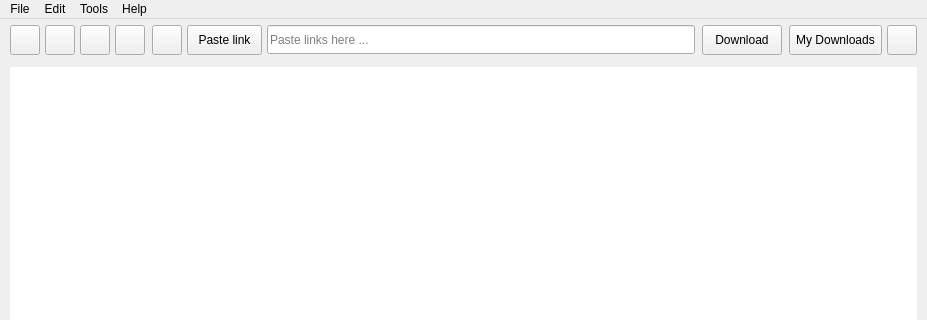
The window that src/gui/mainwindow.ui (aliakseis/LIII) describes before a commit, drawn with Qt 5; both pictures show x 0 to 927 and y 0 to 320 of the 927 by 644 pixel window.
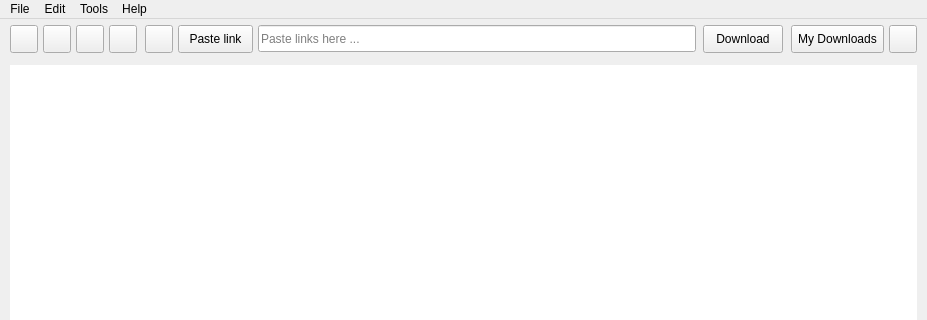
The same window after the commit. Icons and pictures are not drawn. Custom widgets are drawn as their Qt base class.

Patch:
```diff
--- a/src/gui/mainwindow.ui
+++ b/src/gui/mainwindow.ui
@@ -128,13 +128,13 @@
       <property name="minimumSize">
        <size>
         <width>0</width>
-        <height>42</height>
+        <height>40</height>
        </size>
       </property>
       <property name="maximumSize">
        <size>
         <width>16777215</width>
-        <height>42</height>
+        <height>40</height>
        </size>
       </property>
       <property name="styleSheet">
@@ -160,14 +160,14 @@
         <widget class="QToolButton" name="startButton">
          <property name="minimumSize">
           <size>
-           <width>30</width>
-           <height>30</height>
+           <width>28</width>
+           <height>28</height>
           </size>
          </property>
          <property name="maximumSize">
           <size>
-           <width>30</width>
-           <height>30</height>
+           <width>28</width>
+           <height>28</height>
           </size>
          </property>
          <property name="toolTip">
@@ -205,14 +205,14 @@
          </property>
          <property name="minimumSize">
           <size>
-           <width>30</width>
-           <height>30</height>
+           <width>28</width>
+           <height>28</height>
           </size>
          </property>
          <property name="maximumSize">
           <size>
-           <width>30</width>
-           <height>30</height>
+           <width>28</width>
+           <height>28</height>
           </size>
          </property>
          <property name="baseSize">
@@ -256,14 +256,14 @@
         <widget class="QToolButton" name="stopButton">
          <property name="minimumSize">
           <size>
-           <width>30</width>
-           <height>30</height>
+           <width>28</width>
+           <height>28</height>
           </size>
          </property>
          <property name="maximumSize">
           <size>
-           <width>30</width>
-           <height>30</height>
+           <width>28</width>
+           <height>28</height>
           </size>
          </property>
          <property name="toolTip">
@@ -298,14 +298,14 @@
          </property>
          <property name="minimumSize">
           <size>
-           <width>30</width>
-           <height>30</height>
+           <width>28</width>
+           <height>28</height>
           </size>
          </property>
          <property name="maximumSize">
           <size>
-           <width>30</width>
-           <height>30</height>
+           <width>28</width>
+           <height>28</height>
           </size>
          </property>
          <property name="font">
@@ -354,7 +354,7 @@
          </property>
          <property name="sizeHint" stdset="0">
           <size>
-           <width>2</width>
+           <width>3</width>
            <height>20</height>
           </size>
          </property>
@@ -373,14 +373,14 @@
          </property>
          <property name="minimumSize">
           <size>
-           <width>30</width>
-           <height>30</height>
+           <width>28</width>
+           <height>28</height>
           </size>
          </property>
          <property name="maximumSize">
           <size>
-           <width>30</width>
-           <height>30</height>
+           <width>28</width>
+           <height>28</height>
           </size>
          </property>
          <property name="font">
@@ -428,13 +428,13 @@
          <property name="minimumSize">
           <size>
            <width>75</width>
-           <height>30</height>
+           <height>28</height>
           </size>
          </property>
          <property name="maximumSize">
           <size>
            <width>16777215</width>
-           <height>30</height>
+           <height>28</height>
           </size>
          </property>
          <property name="baseSize">
@@ -484,13 +484,13 @@
            <property name="minimumSize">
             <size>
              <width>0</width>
-             <height>29</height>
+             <height>27</height>
             </size>
            </property>
            <property name="maximumSize">
             <size>
              <width>16777215</width>
-             <height>29</height>
+             <height>27</height>
             </size>
            </property>
            <property name="text">
@@ -522,13 +522,13 @@
            <property name="minimumSize">
             <size>
              <width>80</width>
-             <height>30</height>
+             <height>28</height>
             </size>
            </property>
            <property name="maximumSize">
             <size>
              <width>166667</width>
-             <height>30</height>
+             <height>28</height>
             </size>
            </property>
            <property name="font">
@@ -565,7 +565,7 @@
          </property>
          <property name="sizeHint" stdset="0">
           <size>
-           <width>2</width>
+           <width>3</width>
            <height>20</height>
           </size>
          </property>
@@ -582,13 +582,13 @@
          <property name="minimumSize">
           <size>
            <width>75</width>
-           <height>30</height>
+           <height>28</height>
           </size>
          </property>
          <property name="maximumSize">
           <size>
            <width>190</width>
-           <height>30</height>
+           <height>28</height>
           </size>
          </property>
          <property name="baseSize">
@@ -644,14 +644,14 @@
          </property>
          <property name="minimumSize">
           <size>
-           <width>30</width>
-           <height>30</height>
+           <width>28</width>
+           <height>28</height>
           </size>
          </property>
          <property name="maximumSize">
           <size>
-           <width>30</width>
-           <height>30</height>
+           <width>28</width>
+           <height>28</height>
           </size>
          </property>
          <property name="font">
```
